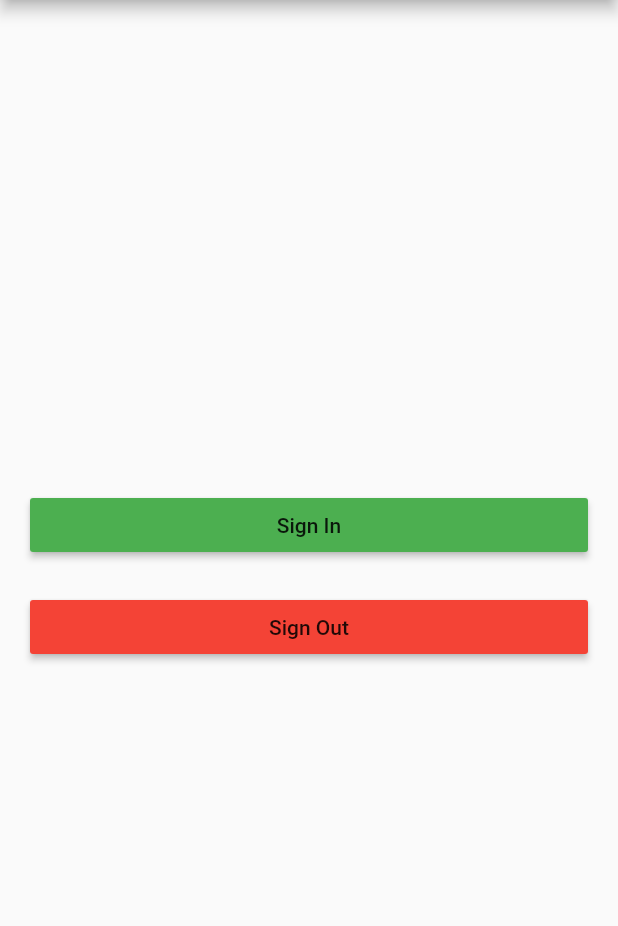
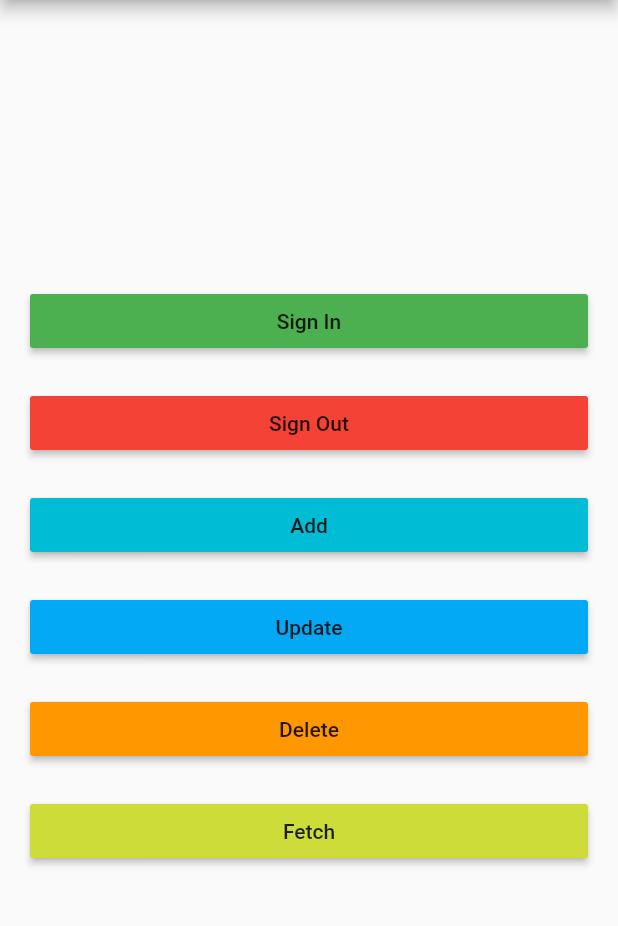
Before and after one commit to ronak197/Concours, a Flutter app: the screen it shows after launch, on a phone screen of 412 x 824 dp, the part 84-1010 px from its top. Run offline on Flutter 3.47's test engine with Material 2 defaults, Android fonts, the phone set to English and light mode, and no system bars; our stand-ins replace cloud_firestore, firebase_auth, google_sign_in; accounts and stored records are empty.

```diff
--- a/lib/main.dart
+++ b/lib/main.dart
@@ -1,5 +1,6 @@
 import 'package:flutter/material.dart';
 import 'dart:async';
+import 'package:cloud_firestore/cloud_firestore.dart';
 import 'package:firebase_auth/firebase_auth.dart';
 import 'package:google_sign_in/google_sign_in.dart';
 
@@ -12,14 +13,6 @@ class MyApp extends StatelessWidget {
     return new MaterialApp(
       title: 'Flutter Demo',
       theme: new ThemeData(
-        // This is the theme of your application.
-        //
-        // Try running your application with "flutter run". You'll see the
-        // application has a blue toolbar. Then, without quitting the app, try
-        // changing the primarySwatch below to Colors.green and then invoke
-        // "hot reload" (press "r" in the console where you ran "flutter run",
-        // or press Run > Flutter Hot Reload in IntelliJ). Notice that the
-        // counter didn't reset back to zero; the application is not restarted.
         primarySwatch: Colors.blue,
       ),
       home: new MyHomePage(),
@@ -27,7 +20,16 @@ class MyApp extends StatelessWidget {
   }
 }
 
-class MyHomePage extends StatelessWidget {
+class MyHomePage extends StatefulWidget {
+
+  @override
+  MyHomePageState createState() {
+    return new MyHomePageState();
+  }
+}
+
+class MyHomePageState extends State<MyHomePage> {
+  final DocumentReference documentReference = Firestore.instance.document("badminton/teams");
 
   final FirebaseAuth _auth = FirebaseAuth.instance;
   final GoogleSignIn googleSignIn = new GoogleSignIn();
@@ -48,6 +50,72 @@ class MyHomePage extends StatelessWidget {
   void _signOut() {
     googleSignIn.signOut();
     print("User Sign Out");
+  }
+
+  void _add(){
+    Map<String, dynamic> data = <String, dynamic>{
+      "Teams": [
+        {
+          "Team Name": "Cocktail",
+          "Players": [
+            {
+              "Name": "Sanket",
+              "Age": "18"
+            },
+            {
+              "Name": "Ronak",
+              "Age": "20"
+            }
+          ]
+        },
+        {
+          "Team Name": "Safarjan",
+          "Players": [
+            {
+              "Name": "Hello",
+              "Age": "21"
+            }
+          ]
+        },
+      ]
+    };
+
+    documentReference.setData(data)
+      .whenComplete((){
+        print("Document Added");
+      })
+      .catchError((e) => print(e));
+  }
+
+  void _delete(){
+    documentReference.delete()
+      .whenComplete((){
+        print("Document Deltede");
+
+      })
+      .catchError((e) => print(e));
+  }
+
+  void _update(){
+    Map<String, String> data = <String, String>{
+      "Name": "Sanket",
+    };
+
+    documentReference.updateData(data)
+      .whenComplete((){
+        print("Document Updated");
+      })
+      .catchError((e) => print(e));
+  }
+
+  void _fetch(){
+    documentReference.get()
+      .then((datasnapshot){
+        if(datasnapshot.exists){
+          print(datasnapshot.data["Name"]);
+        }
+      })
+      .catchError((e) => print(e));
   }
 
   @override
@@ -76,6 +144,38 @@ class MyHomePage extends StatelessWidget {
               onPressed: () => _signOut(),
               child: Text("Sign Out"),
               color: Colors.red
+            ),
+            Padding(
+              padding: const EdgeInsets.all(10.0)
+            ),
+            RaisedButton(
+              onPressed: _add,
+              child: Text("Add"),
+              color: Colors.cyan
+            ),
+            Padding(
+              padding: const EdgeInsets.all(10.0)
+            ),
+            RaisedButton(
+              onPressed: _update,
+              child: Text("Update"),
+              color: Colors.lightBlue
+            ),
+            Padding(
+              padding: const EdgeInsets.all(10.0)
+            ),
+            RaisedButton(
+              onPressed: _delete,
+              child: Text("Delete"),
+              color: Colors.orange
+            ),
+            Padding(
+              padding: const EdgeInsets.all(10.0)
+            ),
+            RaisedButton(
+              onPressed: _fetch,
+              child: Text("Fetch"),
+              color: Colors.lime
             )
           ]
         )
```
